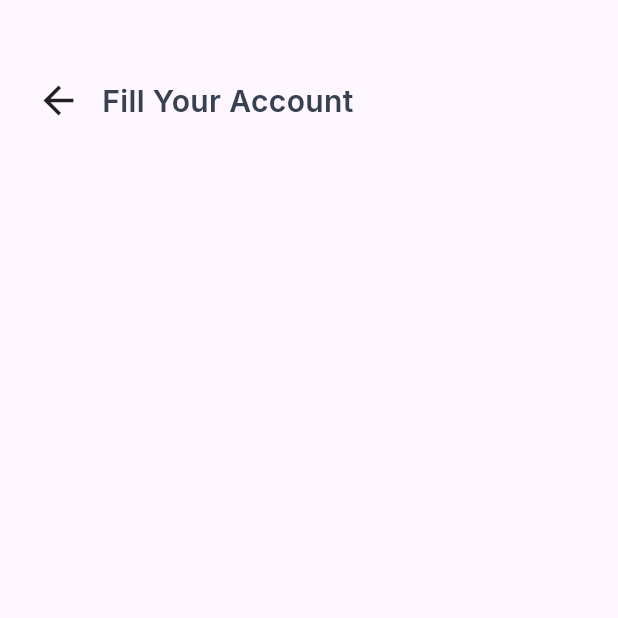
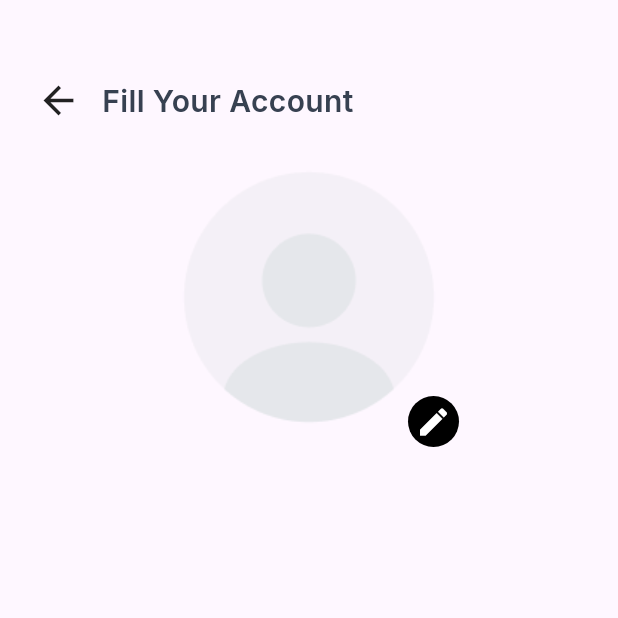
Before and after one commit to Youssef-Taqi-Eldeen/Clinic_app-, a Flutter app: the screen it shows after launch, on a phone screen of 412 x 824 dp, the top half of it. Run offline on Flutter 3.47's test engine with Material 3 defaults, Android fonts, the phone set to English and light mode, and no system bars; our stand-ins replace go_router, google_fonts, smooth_page_indicator.

Commit message:
add profile image with icon

```diff
--- /dev/null
+++ b/lib/Features/Profile/presentation/view/widget/profile_image_with_icon.dart
@@ -0,0 +1,37 @@
+import 'package:flutter/material.dart';
+
+class ProfileImageWithIcon extends StatelessWidget {
+  const ProfileImageWithIcon({super.key});
+
+  @override
+  Widget build(BuildContext context) {
+    return Center(
+      child: Stack(
+        children: [
+          const CircleAvatar(
+            backgroundColor: Colors.transparent,
+            radius: 100,
+            backgroundImage: AssetImage(
+                "assets/images/profile-circle.png"), // أو NetworkImage
+          ),
+          Positioned(
+            bottom: 0,
+            right: 0,
+            child: Container(
+              padding: const EdgeInsets.all(5),
+              decoration: const BoxDecoration(
+                color: Colors.black, // خلفية القلم
+                shape: BoxShape.circle,
+              ),
+              child: const Icon(
+                Icons.edit,
+                color: Colors.white,
+                size: 24,
+              ),
+            ),
+          ),
+        ],
+      ),
+    );
+  }
+}
--- a/lib/Features/Profile/presentation/view/widget/profile_view_body.dart
+++ b/lib/Features/Profile/presentation/view/widget/profile_view_body.dart
@@ -1,5 +1,6 @@
 import 'package:flutter/material.dart';
 import 'package:y_clinic_app/Features/Profile/presentation/view/widget/app_bar_profile_view.dart';
+import 'package:y_clinic_app/Features/Profile/presentation/view/widget/profile_image_with_icon.dart';
 
 class ProfileViewBody extends StatelessWidget {
   const ProfileViewBody({super.key});
@@ -11,6 +12,10 @@ class ProfileViewBody extends StatelessWidget {
       child: Column(
         children: [
           AppBarProfileView(),
+          SizedBox(
+            height: 16,
+          ),
+          ProfileImageWithIcon()
         ],
       ),
     );
```
